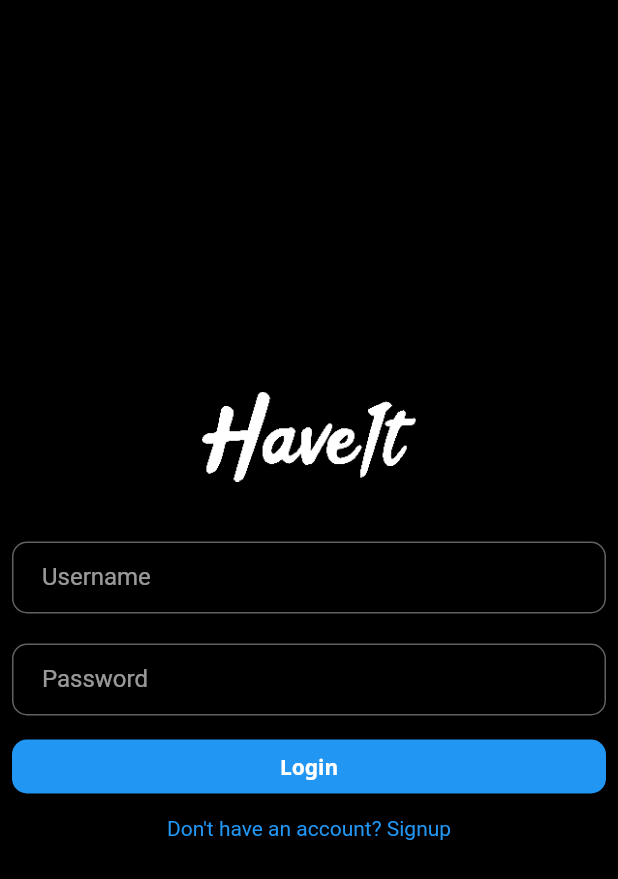
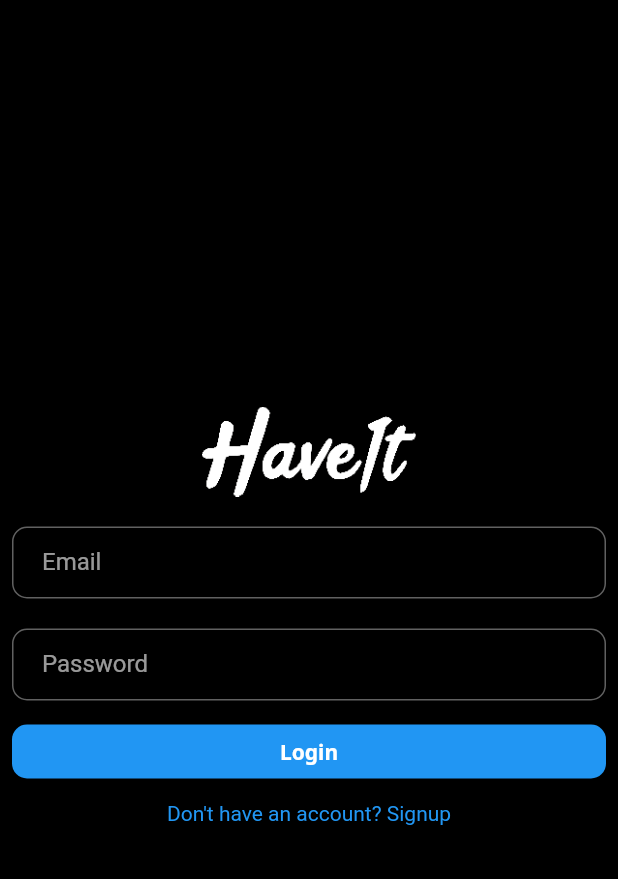
Before and after one commit to Faazlaeeq/ShopAppFlutter, a Flutter app: the screen it shows after launch, on a phone screen of 412 x 824 dp. Shown: the top 879 px of the screen. Run offline on Flutter 3.47's test engine with Material 2 defaults, Android fonts, the phone set to English and light mode, and no system bars; our stand-ins replace firebase_core, google_fonts; accounts and stored records are empty; generated files the repository leaves out were written again.

```diff
--- a/shop_app/lib/main.dart
+++ b/shop_app/lib/main.dart
@@ -1,5 +1,7 @@
+import 'package:firebase_core/firebase_core.dart';
 import 'package:flutter/material.dart';
 import 'package:provider/provider.dart';
+import 'package:shop_app/firebase_options.dart';
 import 'package:shop_app/provider/cart.dart';
 import 'package:shop_app/provider/order.dart';
 import 'package:shop_app/provider/products.dart';
@@ -14,7 +16,10 @@ import 'package:shop_app/screens/single_product_screen.dart';
 import 'package:shop_app/screens/user_products_screen.dart';
 import 'package:shop_app/theme/themedata.dart';
 
-void main() => runApp(const MyApp());
+void main() async {
+  Firebase.initializeApp(options: DefaultFirebaseOptions.currentPlatform);
+  runApp(const MyApp());
+}
 
 class MyApp extends StatelessWidget {
   const MyApp({Key? key}) : super(key: key);
@@ -29,6 +34,7 @@ class MyApp extends StatelessWidget {
           ChangeNotifierProvider(create: (ctx) => Prov_Orders()),
         ],
         child: MaterialApp(
+          debugShowCheckedModeBanner: false,
           themeMode: ThemeMode.dark,
           darkTheme: theme.darkTheme,
           home: const AuthScreen(),
--- a/shop_app/lib/screens/auth.dart
+++ b/shop_app/lib/screens/auth.dart
@@ -1,6 +1,4 @@
 import 'package:flutter/material.dart';
-
-import '../routes.dart';
 
 class AuthScreen extends StatefulWidget {
   const AuthScreen({super.key});
@@ -10,28 +8,19 @@ class AuthScreen extends StatefulWidget {
 }
 
 class _AuthScreenState extends State<AuthScreen> {
-  late bool isVisible;
+  late bool isVisible = false;
+  bool _isLogin = true;
+  late Widget switchwidget;
+
   @override
   void initState() {
-    isVisible = false;
-
+    switchwidget = switchwidgetfun();
     super.initState();
   }
 
-  @override
-  Widget build(BuildContext context) {
-    return Scaffold(
-        body: Padding(
-      padding: const EdgeInsets.all(8.0),
-      child: Column(
-        mainAxisAlignment: MainAxisAlignment.center,
-        children: [
-          Center(
-              child: Image.asset("assets/images/white-logo.png", height: 60)),
-          const SizedBox(height: 40),
-          Visibility(
-              visible: false,
-              child: Column(
+  Widget switchwidgetfun() {
+    Widget signupwidget = Column(
+      key: const ValueKey<bool>(false),
       children: [
         const SizedBox(height: 20),
         const TextField(
@@ -59,9 +48,7 @@ class _AuthScreenState extends State<AuthScreen> {
               iconSize: 15,
               visualDensity: VisualDensity.compact,
               splashRadius: 20,
-                        icon: Icon(isVisible
-                            ? Icons.visibility
-                            : Icons.visibility_off),
+              icon: Icon(isVisible ? Icons.visibility : Icons.visibility_off),
               onPressed: () {
                 setState(() {
                   isVisible = !isVisible;
@@ -78,7 +65,7 @@ class _AuthScreenState extends State<AuthScreen> {
             Expanded(
               child: TextButton(
                 child: const Text(
-                            "Login",
+                  "Sign Up",
                 ),
                 onPressed: () {},
               ),
@@ -86,12 +73,15 @@ class _AuthScreenState extends State<AuthScreen> {
           ],
         )
       ],
-              )),
+    );
+    Widget loginwidget = Column(
+      key: const ValueKey<bool>(true),
+      children: [
         const TextField(
           decoration: InputDecoration(
             fillColor: Color.fromARGB(255, 180, 69, 69),
-              labelText: "Username",
-              hintText: "Enter your username",
+            labelText: "Email",
+            hintText: "Enter your Email address",
           ),
         ),
         const SizedBox(height: 20),
@@ -116,13 +106,38 @@ class _AuthScreenState extends State<AuthScreen> {
             ),
           ],
         ),
+      ],
+    );
+
+    return (_isLogin ? loginwidget : signupwidget);
+  }
+
+  @override
+  Widget build(BuildContext context) {
+    return Scaffold(
+        body: Padding(
+      padding: const EdgeInsets.all(8.0),
+      child: Column(
+        mainAxisAlignment: MainAxisAlignment.center,
+        children: [
+          Center(
+              child: Image.asset("assets/images/white-logo.png", height: 60)),
+          const SizedBox(height: 20),
+          AnimatedSwitcher(
+              duration: const Duration(milliseconds: 500), child: switchwidget),
           InkWell(
             onTap: () {
-              Navigator.of(context).pushNamed(Routes.signup);
+              setState(() {
+                _isLogin = !_isLogin;
+
+                switchwidget = switchwidgetfun();
+              });
             },
-            child: const Text(
-              "Don't have an account? Signup",
-              style: TextStyle(
+            child: Text(
+              _isLogin
+                  ? "Don't have an account? Signup"
+                  : "Already have and account? Login.",
+              style: const TextStyle(
                 height: 2,
                 color: Colors.blue,
               ),
--- a/shop_app/pubspec.yaml
+++ b/shop_app/pubspec.yaml
@@ -37,6 +37,8 @@ dependencies:
   cupertino_icons: ^1.0.5
   intl: ^0.18.0
   google_fonts: ^4.0.4
+  firebase_core: ^2.15.1
+  firebase_auth: ^4.8.0
 
 dev_dependencies:
   flutter_test:
```
Also changed, not shown: shop_app/pubspec.lock, 9 other files. Lines whose indentation alone changed are shown as unchanged.
